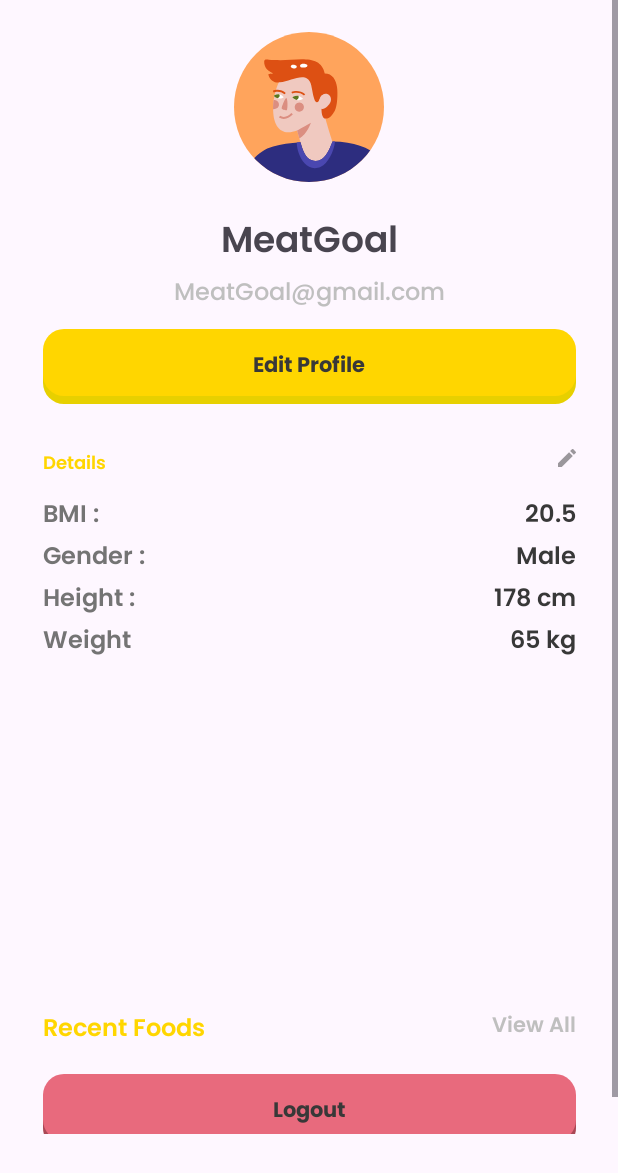
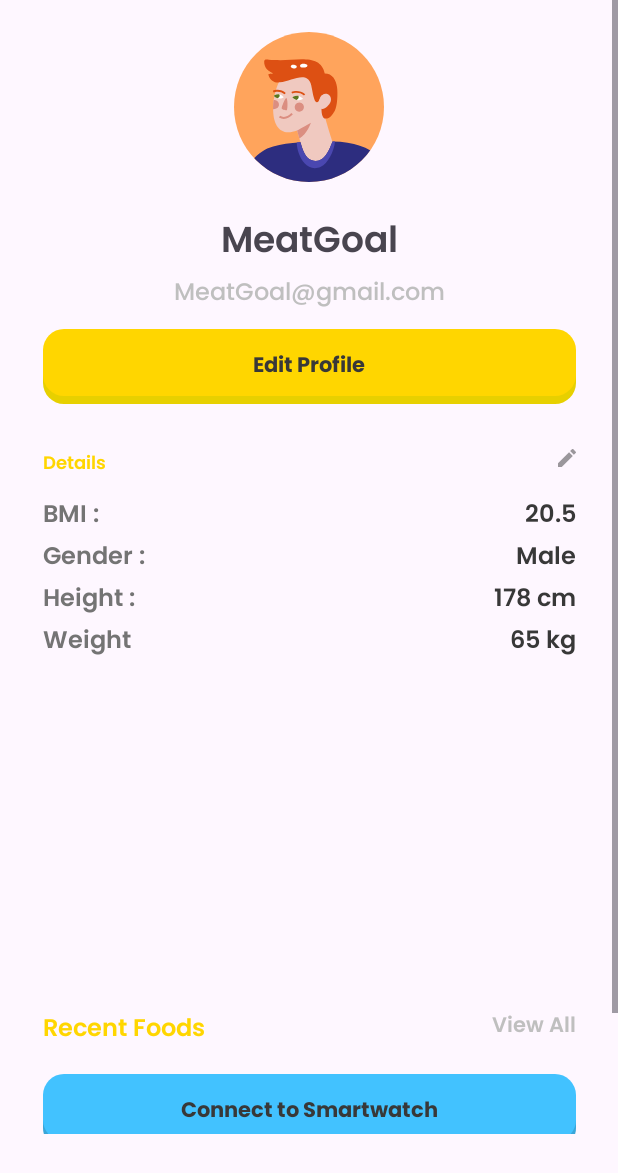
Before and after one commit to aryayudh06/food-diet-app, an Android app built with Jetpack Compose: the layout activity_profile.xml on its own in the app's theme, with its tools: preview values and no code run, on a phone screen of 412 x 824 dp. Shown: the top 1173 px of the screen. Run offline under Robolectric (Android 15) with nearby library versions, the phone set to English and light mode, and no system bars.

Commit message:
Update ProfileActivity and DailyRecentFoodsActivity. Added "Connect to Smartwatch" button and can show daily calorie intake now. Cool stuff

```diff
--- a/app/src/main/java/com/pam/gemastik_app/ui/ProfileActivity.kt
+++ b/app/src/main/java/com/pam/gemastik_app/ui/ProfileActivity.kt
@@ -67,6 +67,10 @@ class ProfileActivity : AppCompatActivity() {
         binding.tvViewAllRecentFoods.setOnClickListener {
             val intent = Intent(it.context, DailyRecentFoodsActivity::class.java)
             startActivity(intent)
+        }
+
+        binding.ibSmartwatchConnect.setOnClickListener {
+
         }
 
         binding.btnLogout.setOnClickListener {
--- /dev/null
+++ b/app/src/main/res/drawable/bluetooth_button.xml
@@ -0,0 +1,15 @@
+<?xml version="1.0" encoding="utf-8"?>
+<layer-list xmlns:android="http://schemas.android.com/apk/res/android">
+    <item android:left="0dp" android:right="0dp" android:top="5.5dp" android:bottom="0dp">
+        <shape android:shape="rectangle">
+            <corners android:radius="14dp" />
+            <solid android:color="#3AA6D9" />
+        </shape>
+    </item>
+    <item android:left="0dp" android:right="0dp" android:top="0dp" android:bottom="5.5dp">
+        <shape android:shape="rectangle">
+            <corners android:radius="14dp" />
+            <solid android:color="#42C2FF" />
+        </shape>
+    </item>
+</layer-list>
--- a/app/src/main/res/layout/activity_profile.xml
+++ b/app/src/main/res/layout/activity_profile.xml
@@ -232,6 +232,22 @@
                 app:layout_constraintTop_toBottomOf="@+id/tvRecentFoods" />
 
             <TextView
+                android:id="@+id/ibSmartwatchConnect"
+                android:layout_width="355dp"
+                android:layout_height="50dp"
+                android:layout_marginTop="15dp"
+                android:background="@drawable/bluetooth_button"
+                android:fontFamily="@font/poppins_bold"
+                android:gravity="center"
+                android:text="Connect to Smartwatch"
+                android:textAlignment="center"
+                android:textColor="#383838"
+                android:textSize="14sp"
+                app:layout_constraintEnd_toEndOf="parent"
+                app:layout_constraintStart_toStartOf="parent"
+                app:layout_constraintTop_toBottomOf="@+id/rvRecentFoodsProfile" />
+
+            <TextView
                 android:id="@+id/btnLogout"
                 android:layout_width="355dp"
                 android:layout_height="50dp"
@@ -246,7 +262,7 @@
                 app:layout_constraintBottom_toBottomOf="parent"
                 app:layout_constraintEnd_toEndOf="@+id/rvRecentFoodsProfile"
                 app:layout_constraintStart_toStartOf="@+id/rvRecentFoodsProfile"
-                app:layout_constraintTop_toBottomOf="@+id/rvRecentFoodsProfile" />
+                app:layout_constraintTop_toBottomOf="@+id/ibSmartwatchConnect" />
 
         </androidx.constraintlayout.widget.ConstraintLayout>
     </ScrollView>
--- a/app/src/main/res/layout/row_dailyrecentfood.xml
+++ b/app/src/main/res/layout/row_dailyrecentfood.xml
@@ -2,7 +2,7 @@
 <androidx.constraintlayout.widget.ConstraintLayout xmlns:android="http://schemas.android.com/apk/res/android"
     xmlns:app="http://schemas.android.com/apk/res-auto"
     xmlns:tools="http://schemas.android.com/tools"
-    android:layout_width="wrap_content"
+    android:layout_width="match_parent"
     android:layout_height="wrap_content"
     android:layout_marginTop="5dp">
 
```
Also changed, not shown: app/src/main/AndroidManifest.xml (+32 -35 lines), app/src/main/java/com/pam/gemastik_app/ui/DailyRecentFoodsActivity.kt (+47 -0 lines).
